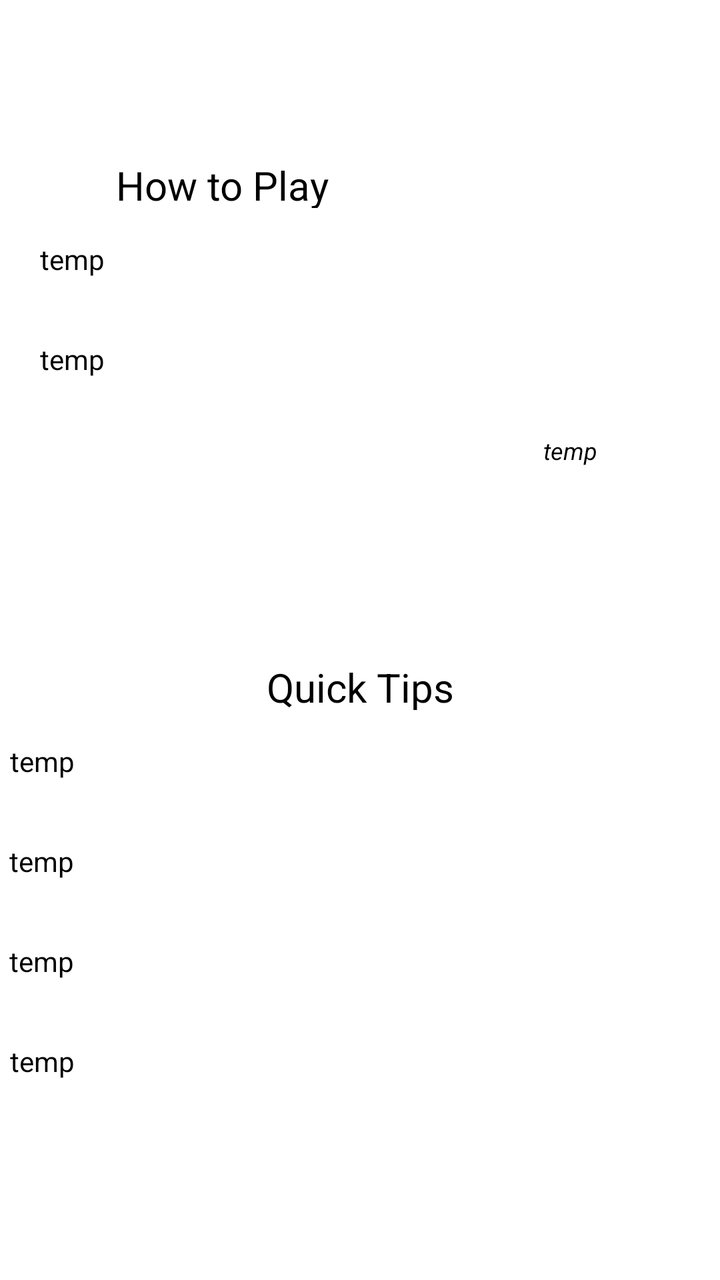
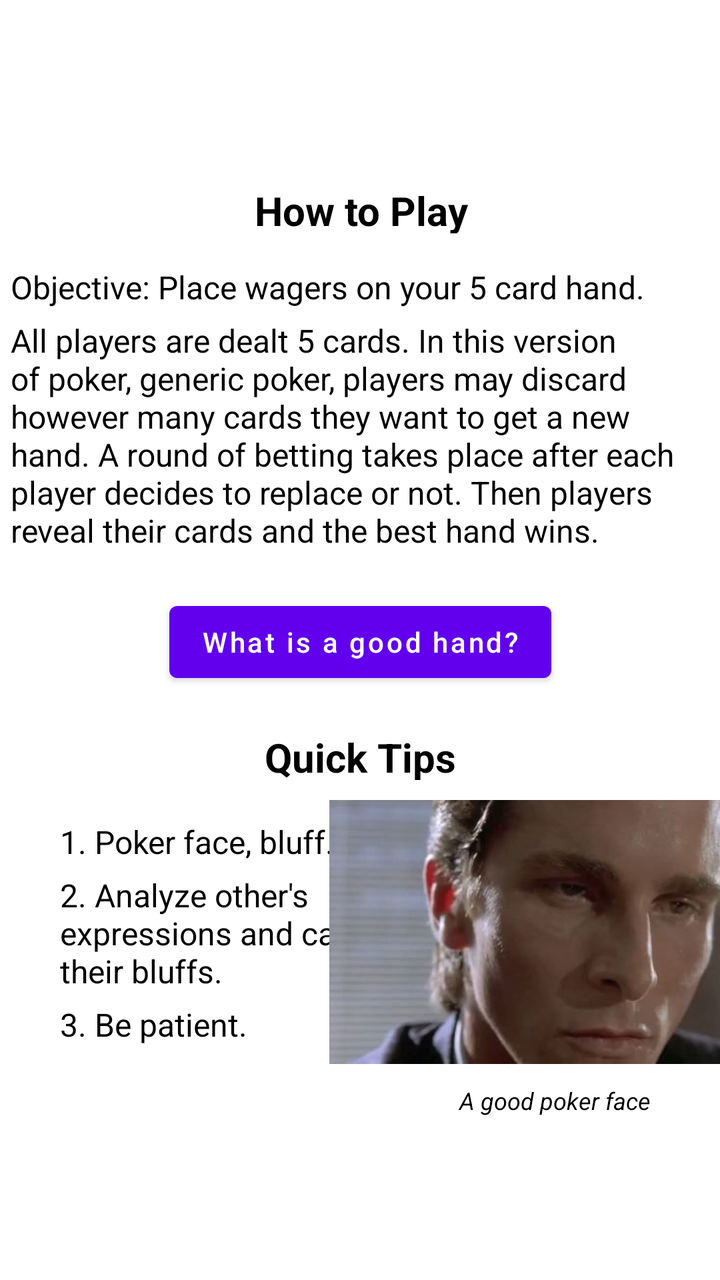

Before-and-after screenshots of an Android layout around one commit, followed by the original layout XML and the change that was made.
<!-- AndroidManifest.xml: application theme Theme.GamblingBadger -->
<!-- res/layout/fragment_poker_tip.xml -->
<?xml version="1.0" encoding="utf-8"?>
<androidx.constraintlayout.widget.ConstraintLayout xmlns:android="http://schemas.android.com/apk/res/android"
    xmlns:app="http://schemas.android.com/apk/res-auto"
    xmlns:tools="http://schemas.android.com/tools"
    android:layout_width="match_parent"
    android:layout_height="match_parent"
    tools:context=".tips.PokerTipFrag" >

    <ScrollView
        android:layout_width="match_parent"
        android:layout_height="wrap_content"
        app:layout_constraintBottom_toBottomOf="parent"
        app:layout_constraintEnd_toEndOf="parent"
        app:layout_constraintHorizontal_bias="0.5"
        app:layout_constraintStart_toStartOf="parent"
        app:layout_constraintTop_toTopOf="parent"
        app:layout_constraintVertical_bias="0.5">

        <androidx.constraintlayout.widget.ConstraintLayout
            android:layout_width="match_parent"
            android:layout_height="wrap_content"
            app:layout_constraintBottom_toBottomOf="parent"
            app:layout_constraintEnd_toEndOf="parent"
            app:layout_constraintHorizontal_bias="0.5"
            app:layout_constraintStart_toStartOf="parent"
            app:layout_constraintTop_toTopOf="parent"
            app:layout_constraintVertical_bias="0.5"
            tools:layout_editor_absoluteY="114dp">

            <TextView
                android:id="@+id/st2"
                android:layout_width="149dp"
                android:layout_height="wrap_content"
                android:layout_marginTop="148dp"
                android:text="temp"
                android:textAlignment="center"
                android:textColor="#000000"
                android:textSize="12sp"
                android:textStyle="italic"
                app:layout_constraintEnd_toEndOf="parent"
                app:layout_constraintStart_toEndOf="@+id/bt"
                app:layout_constraintTop_toTopOf="parent" />

            <TextView
                android:id="@+id/t4"
                android:layout_width="350dp"
                android:layout_height="50dp"
                android:text="temp"
                android:textAlignment="textStart"
                android:textColor="#000000"
                android:textSize="14sp"
                app:layout_constraintEnd_toEndOf="parent"
                app:layout_constraintHorizontal_bias="0.491"
                app:layout_constraintStart_toStartOf="parent"
                app:layout_constraintTop_toBottomOf="@+id/t3" />

            <TextView
                android:id="@+id/t3"
                android:layout_width="350dp"
                android:layout_height="50dp"
                android:text="temp"
                android:textAlignment="textStart"
                android:textColor="#000000"
                android:textSize="14sp"
                app:layout_constraintEnd_toEndOf="parent"
                app:layout_constraintHorizontal_bias="0.483"
                app:layout_constraintStart_toStartOf="parent"
                app:layout_constraintTop_toBottomOf="@+id/t2" />

            <TextView
                android:id="@+id/t2"
                android:layout_width="350dp"
                android:layout_height="50dp"
                android:text="temp"
                android:textAlignment="textStart"
                android:textColor="#000000"
                android:textSize="14sp"
                app:layout_constraintEnd_toEndOf="parent"
                app:layout_constraintHorizontal_bias="0.483"
                app:layout_constraintStart_toStartOf="parent"
                app:layout_constraintTop_toBottomOf="@+id/t1" />

            <TextView
                android:id="@+id/t1"
                android:layout_width="350dp"
                android:layout_height="50dp"
                android:layout_marginTop="16dp"
                android:text="temp"
                android:textAlignment="textStart"
                android:textColor="#000000"
                android:textSize="14sp"
                app:layout_constraintEnd_toEndOf="parent"
                app:layout_constraintHorizontal_bias="0.491"
                app:layout_constraintStart_toStartOf="parent"
                app:layout_constraintTop_toBottomOf="@+id/qt" />

            <TextView
                android:id="@+id/qt"
                android:layout_width="190dp"
                android:layout_height="25dp"
                android:layout_marginTop="15dp"
                android:text="@string/quickTips"
                android:textAlignment="center"
                android:textColor="#000000"
                android:textSize="20sp"
                app:layout_constraintEnd_toEndOf="parent"
                app:layout_constraintStart_toStartOf="parent"
                app:layout_constraintTop_toBottomOf="@+id/bt" />

            <TextView
                android:id="@+id/bt"
                android:layout_width="190dp"
                android:layout_height="145dp"
                android:layout_marginStart="20dp"
                android:text="temp"
                android:textAlignment="textStart"
                android:textColor="#000000"
                android:textSize="14sp"
                app:layout_constraintStart_toStartOf="parent"
                app:layout_constraintTop_toBottomOf="@+id/obt" />

            <TextView
                android:id="@+id/obt"
                android:layout_width="190dp"
                android:layout_height="50dp"
                android:layout_marginStart="20dp"
                android:layout_marginTop="16dp"
                android:text="temp"
                android:textAlignment="textStart"
                android:textColor="#000000"
                android:textSize="14sp"
                app:layout_constraintStart_toStartOf="parent"
                app:layout_constraintTop_toBottomOf="@+id/htp" />

            <TextView
                android:id="@+id/htp"
                android:layout_width="190dp"
                android:layout_height="25dp"
                android:layout_marginStart="16dp"
                android:layout_marginTop="10dp"
                android:text="@string/howToPlay"
                android:textAlignment="center"
                android:textColor="#000000"
                android:textSize="20sp"
                app:layout_constraintStart_toStartOf="parent"
                app:layout_constraintTop_toTopOf="parent" />

        </androidx.constraintlayout.widget.ConstraintLayout>
    </ScrollView>
</androidx.constraintlayout.widget.ConstraintLayout>
<!-- resources referenced by this layout -->
<resources>
  <string name="howToPlay">How to Play</string>
  <string name="quickTips">Quick Tips</string>
  <style name="Theme.GamblingBadger" parent="Theme.MaterialComponents.DayNight.DarkActionBar">
          
          <item name="colorPrimary">@color/purple_500</item>
          <item name="colorPrimaryVariant">@color/purple_700</item>
          <item name="colorOnPrimary">@color/white</item>
          
          <item name="colorSecondary">@color/teal_200</item>
          <item name="colorSecondaryVariant">@color/teal_700</item>
          <item name="colorOnSecondary">@color/black</item>
          
          <item name="android:statusBarColor" tools:targetApi="l">?attr/colorPrimaryVariant</item>
          
      </style>
  <color name="purple_500">#FF6200EE</color>
  <color name="purple_700">#FF3700B3</color>
  <color name="white">#FFFFFFFF</color>
  <color name="teal_200">#FF03DAC5</color>
  <color name="teal_700">#FF018786</color>
  <color name="black">#FF000000</color>
</resources>

<!-- the commit's change to res/layout/fragment_poker_tip.xml (unified diff, before → after) -->
@@ -28,69 +28,44 @@
             tools:layout_editor_absoluteY="114dp">
 
             <TextView
-                android:id="@+id/st2"
-                android:layout_width="149dp"
+                android:id="@+id/t3"
+                android:layout_width="175dp"
                 android:layout_height="wrap_content"
-                android:layout_marginTop="148dp"
-                android:text="temp"
-                android:textAlignment="center"
-                android:textColor="#000000"
-                android:textSize="12sp"
-                android:textStyle="italic"
-                app:layout_constraintEnd_toEndOf="parent"
-                app:layout_constraintStart_toEndOf="@+id/bt"
-                app:layout_constraintTop_toTopOf="parent" />
-
-            <TextView
-                android:id="@+id/t4"
-                android:layout_width="350dp"
-                android:layout_height="50dp"
-                android:text="temp"
+                android:layout_marginStart="20dp"
+                android:layout_marginTop="5dp"
+                android:paddingHorizontal="10dp"
+                android:text="@string/pokerTip3"
                 android:textAlignment="textStart"
                 android:textColor="#000000"
-                android:textSize="14sp"
-                app:layout_constraintEnd_toEndOf="parent"
-                app:layout_constraintHorizontal_bias="0.491"
-                app:layout_constraintStart_toStartOf="parent"
-                app:layout_constraintTop_toBottomOf="@+id/t3" />
-
-            <TextView
-                android:id="@+id/t3"
-                android:layout_width="350dp"
-                android:layout_height="50dp"
-                android:text="temp"
-                android:textAlignment="textStart"
-                android:textColor="#000000"
-                android:textSize="14sp"
-                app:layout_constraintEnd_toEndOf="parent"
-                app:layout_constraintHorizontal_bias="0.483"
+                android:textSize="16sp"
                 app:layout_constraintStart_toStartOf="parent"
                 app:layout_constraintTop_toBottomOf="@+id/t2" />
 
             <TextView
                 android:id="@+id/t2"
-                android:layout_width="350dp"
-                android:layout_height="50dp"
-                android:text="temp"
+                android:layout_width="175dp"
+                android:layout_height="wrap_content"
+                android:layout_marginStart="20dp"
+                android:layout_marginTop="5dp"
+                android:paddingHorizontal="10dp"
+                android:text="@string/pokerTip2"
                 android:textAlignment="textStart"
                 android:textColor="#000000"
-                android:textSize="14sp"
-                app:layout_constraintEnd_toEndOf="parent"
-                app:layout_constraintHorizontal_bias="0.483"
+                android:textSize="16sp"
                 app:layout_constraintStart_toStartOf="parent"
                 app:layout_constraintTop_toBottomOf="@+id/t1" />
 
             <TextView
                 android:id="@+id/t1"
-                android:layout_width="350dp"
-                android:layout_height="50dp"
-                android:layout_marginTop="16dp"
-                android:text="temp"
+                android:layout_width="175dp"
+                android:layout_height="wrap_content"
+                android:layout_marginStart="20dp"
+                android:layout_marginTop="20dp"
+                android:paddingHorizontal="10dp"
+                android:text="@string/pokerTip1"
                 android:textAlignment="textStart"
                 android:textColor="#000000"
-                android:textSize="14sp"
-                app:layout_constraintEnd_toEndOf="parent"
-                app:layout_constraintHorizontal_bias="0.491"
+                android:textSize="16sp"
                 app:layout_constraintStart_toStartOf="parent"
                 app:layout_constraintTop_toBottomOf="@+id/qt" />
 
@@ -98,53 +73,103 @@
                 android:id="@+id/qt"
                 android:layout_width="190dp"
                 android:layout_height="25dp"
-                android:layout_marginTop="15dp"
+                android:layout_marginTop="20dp"
+                android:paddingHorizontal="10dp"
                 android:text="@string/quickTips"
                 android:textAlignment="center"
                 android:textColor="#000000"
                 android:textSize="20sp"
+                android:textStyle="bold"
                 app:layout_constraintEnd_toEndOf="parent"
                 app:layout_constraintStart_toStartOf="parent"
-                app:layout_constraintTop_toBottomOf="@+id/bt" />
+                app:layout_constraintTop_toBottomOf="@+id/whatisagoodhandbutton2" />
 
             <TextView
                 android:id="@+id/bt"
-                android:layout_width="190dp"
-                android:layout_height="145dp"
-                android:layout_marginStart="20dp"
-                android:text="temp"
+                android:layout_width="370dp"
+                android:layout_height="wrap_content"
+                android:layout_marginTop="5dp"
+                android:paddingHorizontal="10dp"
+                android:text="@string/pokerBasics"
                 android:textAlignment="textStart"
                 android:textColor="#000000"
-                android:textSize="14sp"
+                android:textSize="16sp"
+                app:layout_constraintEnd_toEndOf="parent"
+                app:layout_constraintHorizontal_bias="0.5"
                 app:layout_constraintStart_toStartOf="parent"
                 app:layout_constraintTop_toBottomOf="@+id/obt" />
 
             <TextView
                 android:id="@+id/obt"
-                android:layout_width="190dp"
-                android:layout_height="50dp"
-                android:layout_marginStart="20dp"
+                android:layout_width="370dp"
+                android:layout_height="wrap_content"
                 android:layout_marginTop="16dp"
-                android:text="temp"
+                android:paddingHorizontal="10dp"
+                android:text="@string/txHoldemObjective"
                 android:textAlignment="textStart"
                 android:textColor="#000000"
-                android:textSize="14sp"
+                android:textSize="16sp"
+                app:layout_constraintEnd_toEndOf="parent"
+                app:layout_constraintHorizontal_bias="0.5"
                 app:layout_constraintStart_toStartOf="parent"
                 app:layout_constraintTop_toBottomOf="@+id/htp" />
 
             <TextView
                 android:id="@+id/htp"
-                android:layout_width="190dp"
+                android:layout_width="370dp"
                 android:layout_height="25dp"
-                android:layout_marginStart="16dp"
                 android:layout_marginTop="10dp"
+                android:paddingHorizontal="10dp"
                 android:text="@string/howToPlay"
                 android:textAlignment="center"
                 android:textColor="#000000"
                 android:textSize="20sp"
+                android:textStyle="bold"
+                app:layout_constraintEnd_toEndOf="parent"
+                app:layout_constraintHorizontal_bias="0.5"
                 app:layout_constraintStart_toStartOf="parent"
                 app:layout_constraintTop_toTopOf="parent" />
 
+            <Button
+                android:id="@+id/whatisagoodhandbutton2"
+                android:layout_width="wrap_content"
+                android:layout_height="wrap_content"
+                android:layout_marginTop="21dp"
+                android:text="What is a good hand?"
+                android:textAllCaps="false"
+                app:layout_constraintEnd_toEndOf="parent"
+                app:layout_constraintHorizontal_bias="0.5"
+                app:layout_constraintStart_toStartOf="parent"
+                app:layout_constraintTop_toBottomOf="@+id/bt" />
+
+            <ImageView
+                android:id="@+id/imageView4"
+                android:layout_width="234dp"
+                android:layout_height="152dp"
+                android:src="@drawable/poker_face"
+                app:layout_constraintBottom_toBottomOf="parent"
+                app:layout_constraintEnd_toEndOf="parent"
+                app:layout_constraintHorizontal_bias="0.444"
+                app:layout_constraintStart_toEndOf="@+id/t1"
+                app:layout_constraintTop_toBottomOf="@+id/qt"
+                app:layout_constraintVertical_bias="0.0" />
+
+            <TextView
+                android:id="@+id/st2"
+                android:layout_width="213dp"
+                android:layout_height="wrap_content"
+                android:paddingHorizontal="10dp"
+                android:text="A good poker face"
+                android:textAlignment="center"
+                android:textColor="#000000"
+                android:textSize="12sp"
+                android:textStyle="italic"
+                app:layout_constraintEnd_toEndOf="parent"
+                app:layout_constraintHorizontal_bias="0.5"
+                app:layout_constraintStart_toEndOf="@+id/t2"
+                app:layout_constraintTop_toBottomOf="@+id/imageView4" />
+
         </androidx.constraintlayout.widget.ConstraintLayout>
     </ScrollView>
+
 </androidx.constraintlayout.widget.ConstraintLayout>
<!-- resource entries referenced after the edit -->
@@ -1,7 +1,13 @@
 <!-- resources referenced by this layout -->
 <resources>
+  <!-- drawable poker_face: jpg bitmap (drawable, 13361 bytes) -->
   <string name="howToPlay">How to Play</string>
+  <string name="pokerBasics">All players are dealt 5 cards. In this version of poker, generic poker, players may discard however many cards they want to get a new hand. A round of betting takes place after each player decides to replace or not. Then players reveal their cards and the best hand wins.</string>
+  <string name="pokerTip1">1. Poker face, bluff. </string>
+  <string name="pokerTip2">2. Analyze other\'s expressions and call their bluffs. </string>
+  <string name="pokerTip3">3. Be patient.</string>
   <string name="quickTips">Quick Tips</string>
+  <string name="txHoldemObjective">Objective: Place wagers on your 5 card hand.  </string>
   <style name="Theme.GamblingBadger" parent="Theme.MaterialComponents.DayNight.DarkActionBar">
           
           <item name="colorPrimary">@color/purple_500</item>
